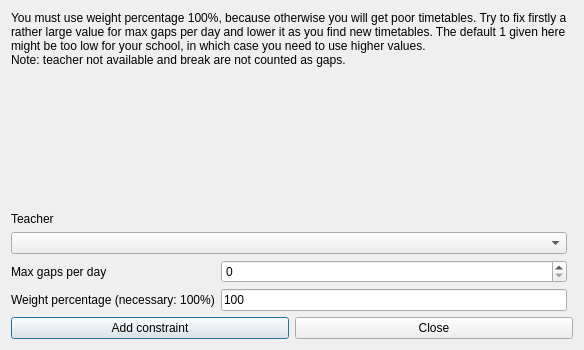
This is fet/src/interface/addconstraintteachermaxgapsperdayform_template.ui in vonmecheln/fet as Qt 5 draws it before an edit. The edited form follows.
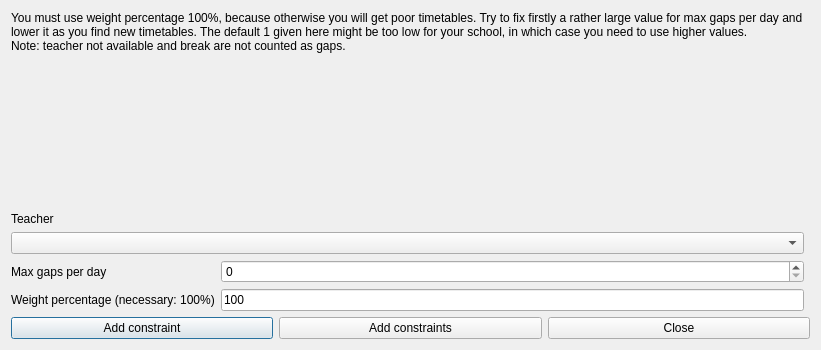
This is the edited form.

```diff
--- a/fet/src/interface/addconstraintteachermaxgapsperdayform_template.ui
+++ b/fet/src/interface/addconstraintteachermaxgapsperdayform_template.ui
@@ -6,7 +6,7 @@
    <rect>
     <x>0</x>
     <y>0</y>
-    <width>520</width>
+    <width>821</width>
     <height>350</height>
    </rect>
   </property>
@@ -127,6 +127,13 @@
        </property>
       </widget>
      </item>
+     <item>
+      <widget class="QPushButton" name="addConstraintsPushButton">
+       <property name="text">
+        <string>Add constraints</string>
+       </property>
+      </widget>
+     </item>
      <item>
       <widget class="QPushButton" name="closePushButton">
        <property name="text">
```
